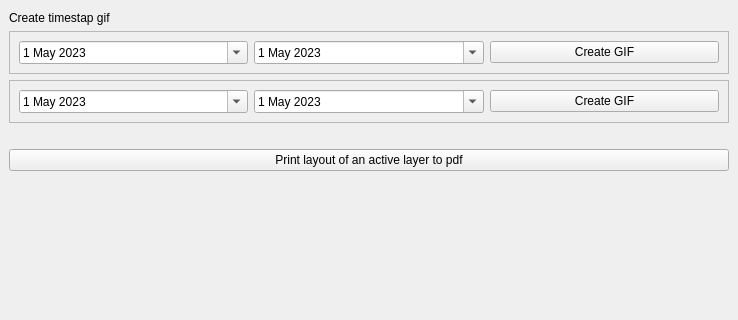
First picture: the form in sentinel_wms_dockwidget_base.ui, repository bojas144/sentinel_wms, before the edit; both pictures show x 0 to 738 and y 538 to 858 of the 738 by 949 pixel window.
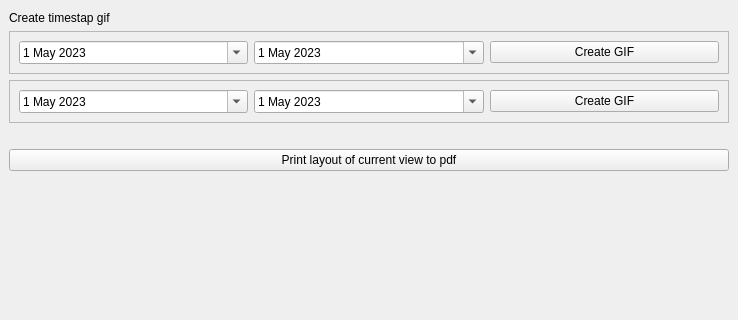
Second picture: the form after the edit. Icons and pictures are not drawn. Custom widgets are drawn as their Qt base class.

Commit message: set legend content based on activity

```diff
--- a/sentinel_wms_dockwidget_base.ui
+++ b/sentinel_wms_dockwidget_base.ui
@@ -490,7 +490,7 @@
     <item>
      <widget class="QPushButton" name="pbLayout">
       <property name="text">
-       <string>Print layout of an active layer to pdf</string>
+       <string>Print layout of current view to pdf</string>
       </property>
      </widget>
     </item>
```
The commit also changes 1 other file.
